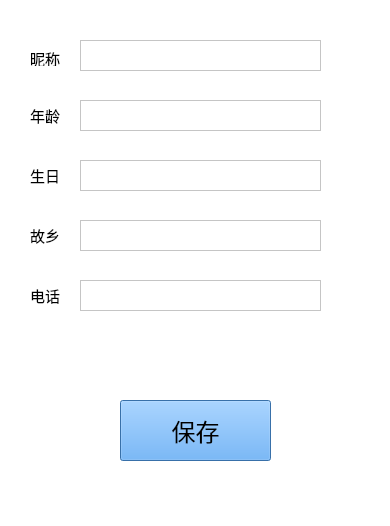
Qt form OQ_Client/changeprofile.ui (tsssni/OQ) before a commit.
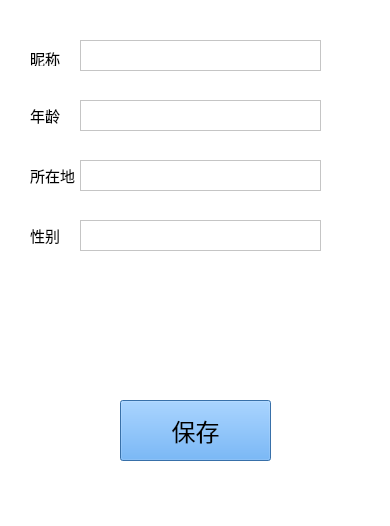
The same form after that commit.

```diff
--- a/OQ_Client/changeprofile.ui
+++ b/OQ_Client/changeprofile.ui
@@ -70,7 +70,7 @@
     <rect>
      <x>30</x>
      <y>160</y>
-     <width>41</width>
+     <width>51</width>
      <height>31</height>
     </rect>
    </property>
@@ -80,7 +80,7 @@
     </font>
    </property>
    <property name="text">
-    <string>生日</string>
+    <string>所在地</string>
    </property>
   </widget>
   <widget class="QLabel" name="label_4">
@@ -98,25 +98,7 @@
     </font>
    </property>
    <property name="text">
-    <string>故乡</string>
-   </property>
-  </widget>
-  <widget class="QLabel" name="label_5">
-   <property name="geometry">
-    <rect>
-     <x>30</x>
-     <y>280</y>
-     <width>41</width>
-     <height>31</height>
-    </rect>
-   </property>
-   <property name="font">
-    <font>
-     <pointsize>11</pointsize>
-    </font>
-   </property>
-   <property name="text">
-    <string>电话</string>
+    <string>性别</string>
    </property>
   </widget>
   <widget class="QTextEdit" name="textEdit_2">
@@ -129,16 +111,6 @@
     </rect>
    </property>
   </widget>
-  <widget class="QTextEdit" name="textEdit_3">
-   <property name="geometry">
-    <rect>
-     <x>80</x>
-     <y>280</y>
-     <width>241</width>
-     <height>31</height>
-    </rect>
-   </property>
-  </widget>
   <widget class="QTextEdit" name="textEdit_4">
    <property name="geometry">
     <rect>
```
